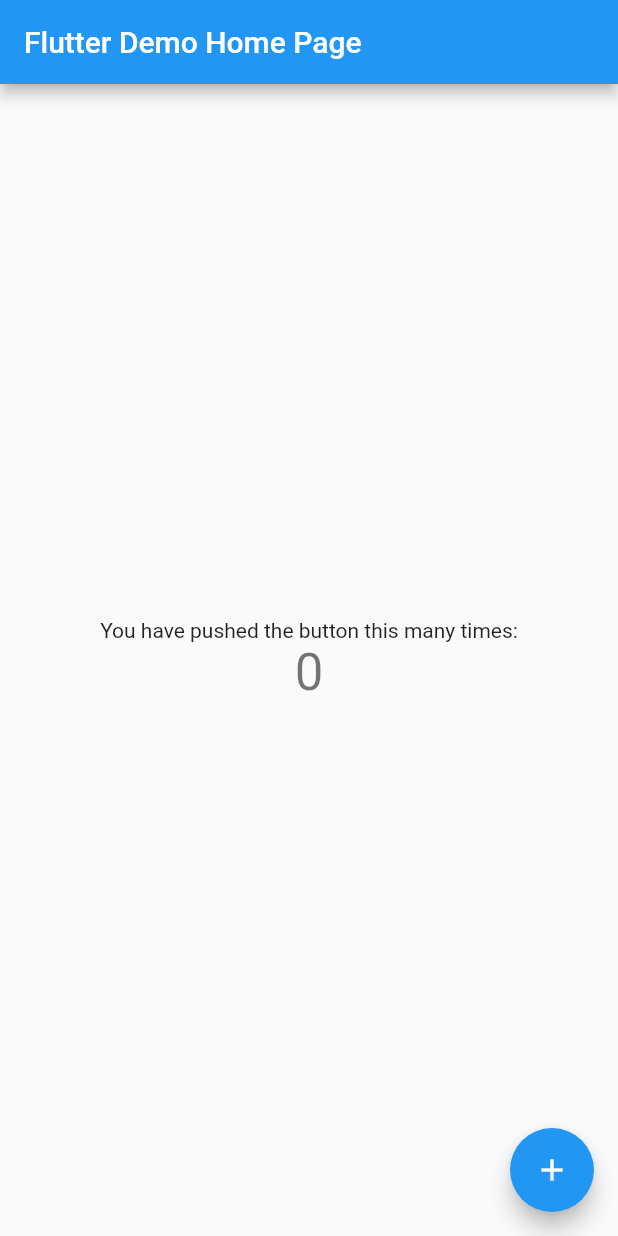
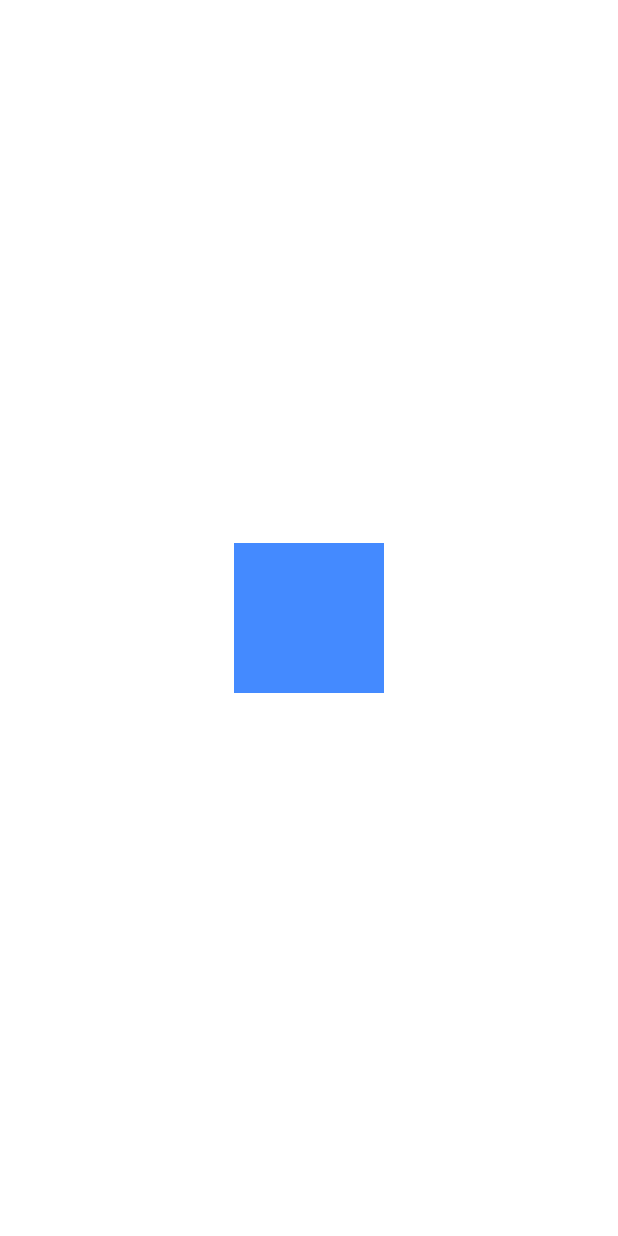
Before and after one commit to carlos-hns/todo_list, a Flutter app: the screen it shows after launch, on a phone screen of 412 x 824 dp. Run offline on Flutter 3.47's test engine with Material 2 defaults, Android fonts, the light colour scheme and no system bars.

```diff
--- a/frontend/todo_list/lib/main.dart
+++ b/frontend/todo_list/lib/main.dart
@@ -1,117 +1,21 @@
 import 'package:flutter/material.dart';
 
 void main() {
-  runApp(MyApp());
+  runApp(MaterialApp(
+    home: HomePage(),
+    debugShowCheckedModeBanner: false,
+  ));
 }
 
-class MyApp extends StatelessWidget {
-  // This widget is the root of your application.
+class HomePage extends StatelessWidget {
   @override
   Widget build(BuildContext context) {
-    return MaterialApp(
-      title: 'Flutter Demo',
-      theme: ThemeData(
-        // This is the theme of your application.
-        //
-        // Try running your application with "flutter run". You'll see the
-        // application has a blue toolbar. Then, without quitting the app, try
-        // changing the primarySwatch below to Colors.green and then invoke
-        // "hot reload" (press "r" in the console where you ran "flutter run",
-        // or simply save your changes to "hot reload" in a Flutter IDE).
-        // Notice that the counter didn't reset back to zero; the application
-        // is not restarted.
-        primarySwatch: Colors.blue,
-        // This makes the visual density adapt to the platform that you run
-        // the app on. For desktop platforms, the controls will be smaller and
-        // closer together (more dense) than on mobile platforms.
-        visualDensity: VisualDensity.adaptivePlatformDensity,
-      ),
-      home: MyHomePage(title: 'Flutter Demo Home Page'),
+    return Center(
+      child: Container(
+        height: 100,
+        width: 100,
+        color: Colors.blueAccent,
+      )
     );
   }
 }
-
-class MyHomePage extends StatefulWidget {
-  MyHomePage({Key key, this.title}) : super(key: key);
-
-  // This widget is the home page of your application. It is stateful, meaning
-  // that it has a State object (defined below) that contains fields that affect
-  // how it looks.
-
-  // This class is the configuration for the state. It holds the values (in this
-  // case the title) provided by the parent (in this case the App widget) and
-  // used by the build method of the State. Fields in a Widget subclass are
-  // always marked "final".
-
-  final String title;
-
-  @override
-  _MyHomePageState createState() => _MyHomePageState();
-}
-
-class _MyHomePageState extends State<MyHomePage> {
-  int _counter = 0;
-
-  void _incrementCounter() {
-    setState(() {
-      // This call to setState tells the Flutter framework that something has
-      // changed in this State, which causes it to rerun the build method below
-      // so that the display can reflect the updated values. If we changed
-      // _counter without calling setState(), then the build method would not be
-      // called again, and so nothing would appear to happen.
-      _counter++;
-    });
-  }
-
-  @override
-  Widget build(BuildContext context) {
-    // This method is rerun every time setState is called, for instance as done
-    // by the _incrementCounter method above.
-    //
-    // The Flutter framework has been optimized to make rerunning build methods
-    // fast, so that you can just rebuild anything that needs updating rather
-    // than having to individually change instances of widgets.
-    return Scaffold(
-      appBar: AppBar(
-        // Here we take the value from the MyHomePage object that was created by
-        // the App.build method, and use it to set our appbar title.
-        title: Text(widget.title),
-      ),
-      body: Center(
-        // Center is a layout widget. It takes a single child and positions it
-        // in the middle of the parent.
-        child: Column(
-          // Column is also a layout widget. It takes a list of children and
-          // arranges them vertically. By default, it sizes itself to fit its
-          // children horizontally, and tries to be as tall as its parent.
-          //
-          // Invoke "debug painting" (press "p" in the console, choose the
-          // "Toggle Debug Paint" action from the Flutter Inspector in Android
-          // Studio, or the "Toggle Debug Paint" command in Visual Studio Code)
-          // to see the wireframe for each widget.
-          //
-          // Column has various properties to control how it sizes itself and
-          // how it positions its children. Here we use mainAxisAlignment to
-          // center the children vertically; the main axis here is the vertical
-          // axis because Columns are vertical (the cross axis would be
-          // horizontal).
-          mainAxisAlignment: MainAxisAlignment.center,
-          children: <Widget>[
-            Text(
-              'You have pushed the button this many times:',
-            ),
-            Text(
-              '$_counter',
-              style: Theme.of(context).textTheme.headline4,
-            ),
-          ],
-        ),
-      ),
-      floatingActionButton: FloatingActionButton(
-        onPressed: _incrementCounter,
-        tooltip: 'Increment',
-        child: Icon(Icons.add),
-      ), // This trailing comma makes auto-formatting nicer for build methods.
-    );
-  }
-}
```
Also changed, not shown: 4 other files.
